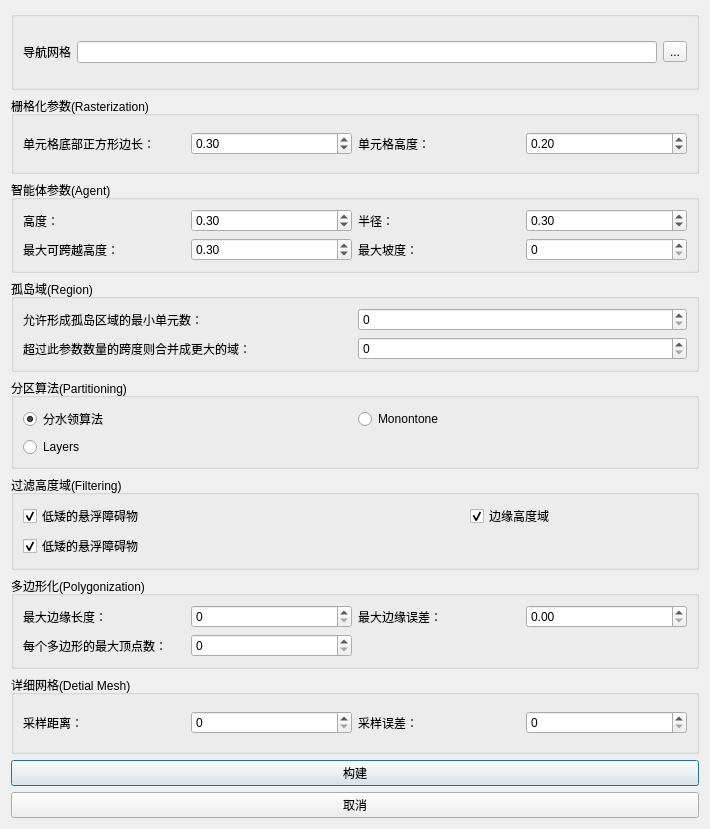
This is src/Runtime/Widgets/NavMeshParamsDlg.ui in StoneHappy/for_graduation as Qt 5 draws it before an edit. The edited form follows.
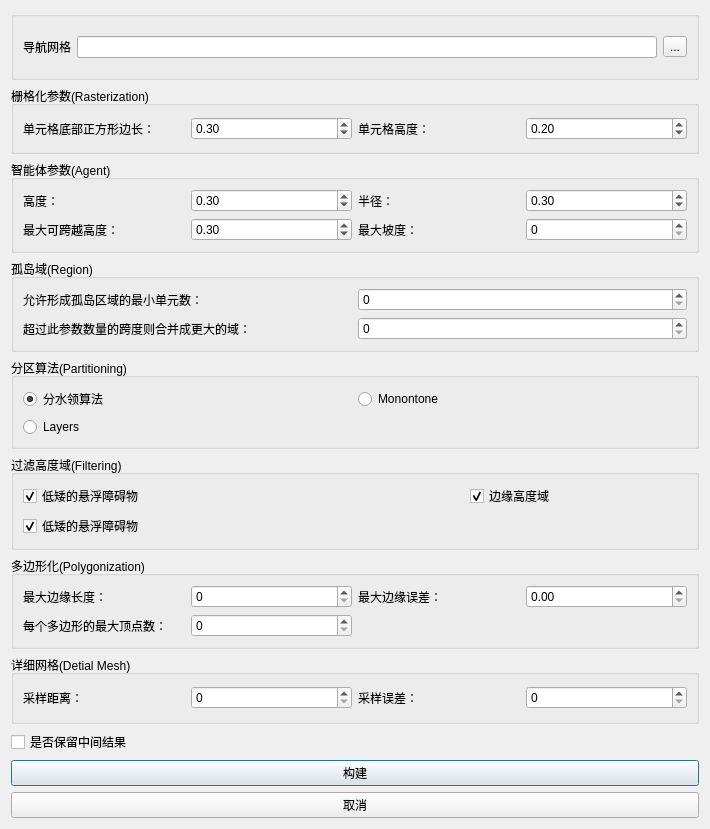
This is the edited form.

The edit to the form file:
```diff
--- a/src/Runtime/Widgets/NavMeshParamsDlg.ui
+++ b/src/Runtime/Widgets/NavMeshParamsDlg.ui
@@ -359,6 +359,13 @@
      </layout>
     </widget>
    </item>
+   <item>
+    <widget class="QCheckBox" name="p_keepInterResults">
+     <property name="text">
+      <string>是否保留中间结果</string>
+     </property>
+    </widget>
+   </item>
    <item>
     <widget class="QPushButton" name="pushButtonOK">
      <property name="text">
```
